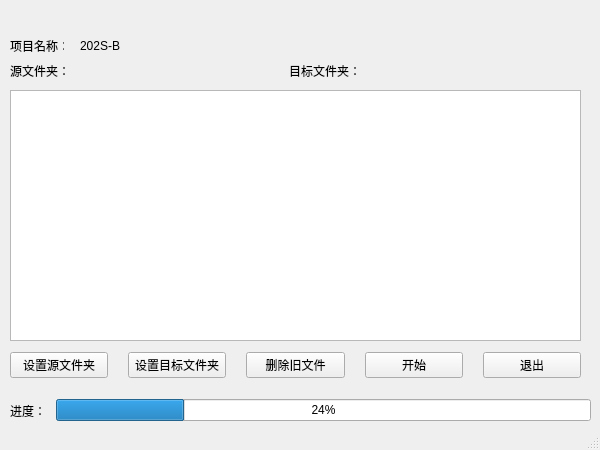
shangyexin/GetLatestFile, file mainWindow.ui: the form before one commit.
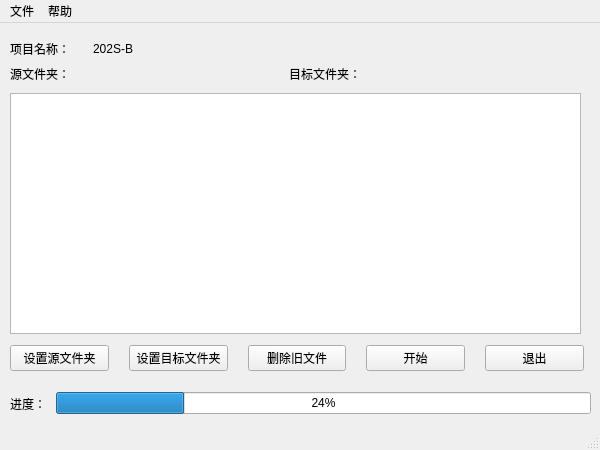
The form after the commit.

Commit message: add menu bar ui

Diff of the .ui file:
```diff
--- a/mainWindow.ui
+++ b/mainWindow.ui
@@ -18,8 +18,8 @@
     <property name="geometry">
      <rect>
       <x>10</x>
-      <y>330</y>
-      <width>571</width>
+      <y>300</y>
+      <width>574</width>
       <height>71</height>
      </rect>
     </property>
@@ -68,7 +68,7 @@
     <property name="geometry">
      <rect>
       <x>10</x>
-      <y>390</y>
+      <y>360</y>
       <width>581</width>
       <height>41</height>
      </rect>
@@ -93,26 +93,13 @@
      </item>
     </layout>
    </widget>
-   <widget class="QLabel" name="label_2">
-    <property name="geometry">
-     <rect>
-      <x>10</x>
-      <y>40</y>
-      <width>54</width>
-      <height>12</height>
-     </rect>
-    </property>
-    <property name="text">
-     <string>项目名称：</string>
-    </property>
-   </widget>
    <widget class="QTextBrowser" name="textBrowser">
     <property name="geometry">
      <rect>
       <x>10</x>
-      <y>90</y>
+      <y>70</y>
       <width>571</width>
-      <height>251</height>
+      <height>241</height>
      </rect>
     </property>
    </widget>
@@ -120,7 +107,7 @@
     <property name="geometry">
      <rect>
       <x>10</x>
-      <y>60</y>
+      <y>40</y>
       <width>551</width>
       <height>21</height>
      </rect>
@@ -142,21 +129,105 @@
      </item>
     </layout>
    </widget>
-   <widget class="QLabel" name="label_3">
+   <widget class="QWidget" name="horizontalLayoutWidget_4">
     <property name="geometry">
      <rect>
-      <x>80</x>
-      <y>40</y>
-      <width>54</width>
-      <height>12</height>
+      <x>10</x>
+      <y>10</y>
+      <width>160</width>
+      <height>31</height>
      </rect>
     </property>
-    <property name="text">
-     <string>202S-B</string>
-    </property>
+    <layout class="QHBoxLayout" name="horizontalLayout_4">
+     <item>
+      <widget class="QLabel" name="label_2">
+       <property name="text">
+        <string>项目名称：</string>
+       </property>
+      </widget>
+     </item>
+     <item>
+      <widget class="QLabel" name="label_3">
+       <property name="text">
+        <string>202S-B</string>
+       </property>
+      </widget>
+     </item>
+    </layout>
    </widget>
   </widget>
   <widget class="QStatusBar" name="statusbar"/>
+  <widget class="QMenuBar" name="menuBar">
+   <property name="geometry">
+    <rect>
+     <x>0</x>
+     <y>0</y>
+     <width>600</width>
+     <height>25</height>
+    </rect>
+   </property>
+   <widget class="QMenu" name="menu">
+    <property name="title">
+     <string>文件</string>
+    </property>
+    <addaction name="file_open"/>
+    <addaction name="file_save"/>
+    <addaction name="file_close"/>
+    <addaction name="separator"/>
+    <addaction name="file_set"/>
+    <addaction name="file_quit"/>
+   </widget>
+   <widget class="QMenu" name="menu_2">
+    <property name="title">
+     <string>帮助</string>
+    </property>
+    <addaction name="help_help"/>
+    <addaction name="help_abut"/>
+   </widget>
+   <addaction name="menu"/>
+   <addaction name="menu_2"/>
+  </widget>
+  <action name="file_open">
+   <property name="text">
+    <string>打开</string>
+   </property>
+  </action>
+  <action name="file_save">
+   <property name="text">
+    <string>关闭</string>
+   </property>
+  </action>
+  <action name="file_close">
+   <property name="text">
+    <string>保存</string>
+   </property>
+  </action>
+  <action name="file_set">
+   <property name="text">
+    <string>设置</string>
+   </property>
+  </action>
+  <action name="file_quit">
+   <property name="checkable">
+    <bool>false</bool>
+   </property>
+   <property name="checked">
+    <bool>false</bool>
+   </property>
+   <property name="text">
+    <string>退出</string>
+   </property>
+  </action>
+  <action name="help_help">
+   <property name="text">
+    <string>使用说明</string>
+   </property>
+  </action>
+  <action name="help_abut">
+   <property name="text">
+    <string>关于</string>
+   </property>
+  </action>
  </widget>
  <resources/>
  <connections/>
```
Left out of the diff: 44 changed lines with no effect on the pictures. The commit also changes 1 other file.
